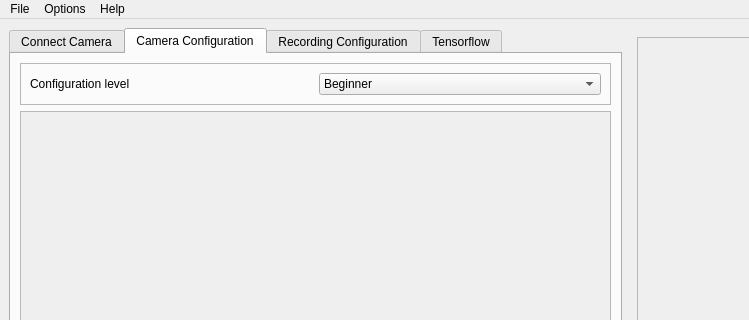
First picture: the form in anubis.ui, repository xlukas10/anubis, before the edit; both pictures show x 0 to 749 and y 0 to 320 of the 1249 by 687 pixel window.
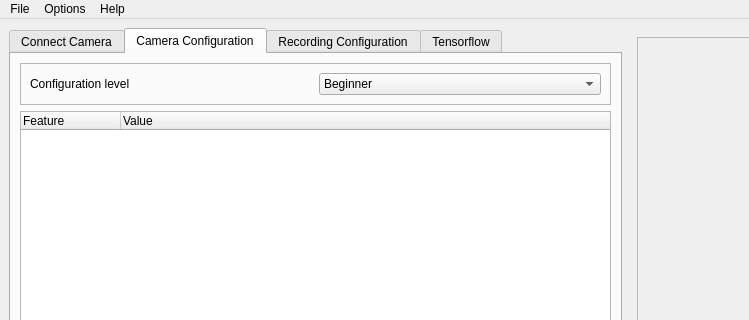
Second picture: the form after the edit. Icons and pictures are not drawn.

Commit message: Features are sorted to categories - basic implementation

```diff
--- a/anubis.ui
+++ b/anubis.ui
@@ -213,27 +213,17 @@
          </widget>
         </item>
         <item>
-         <widget class="QScrollArea" name="parameters_scroll">
-          <property name="horizontalScrollBarPolicy">
-           <enum>Qt::ScrollBarAlwaysOff</enum>
-          </property>
-          <property name="sizeAdjustPolicy">
-           <enum>QAbstractScrollArea::AdjustToContents</enum>
-          </property>
-          <property name="widgetResizable">
-           <bool>true</bool>
-          </property>
-          <widget class="QWidget" name="parameters_layout_widget">
-           <property name="geometry">
-            <rect>
-             <x>0</x>
-             <y>0</y>
-             <width>580</width>
-             <height>451</height>
-            </rect>
+         <widget class="QTreeWidget" name="tree_features">
+          <column>
+           <property name="text">
+            <string>Feature</string>
            </property>
-           <layout class="QFormLayout" name="parameters_layout"/>
-          </widget>
+          </column>
+          <column>
+           <property name="text">
+            <string>Value</string>
+           </property>
+          </column>
          </widget>
         </item>
         <item>
```
The commit also changes 2 other files.
